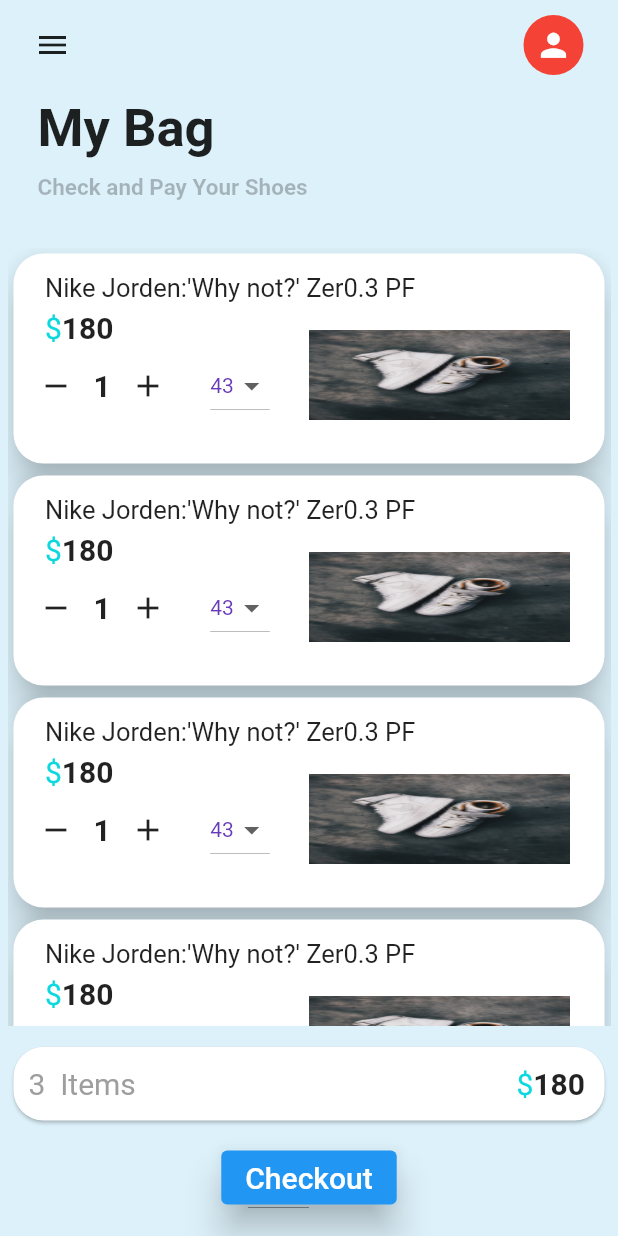
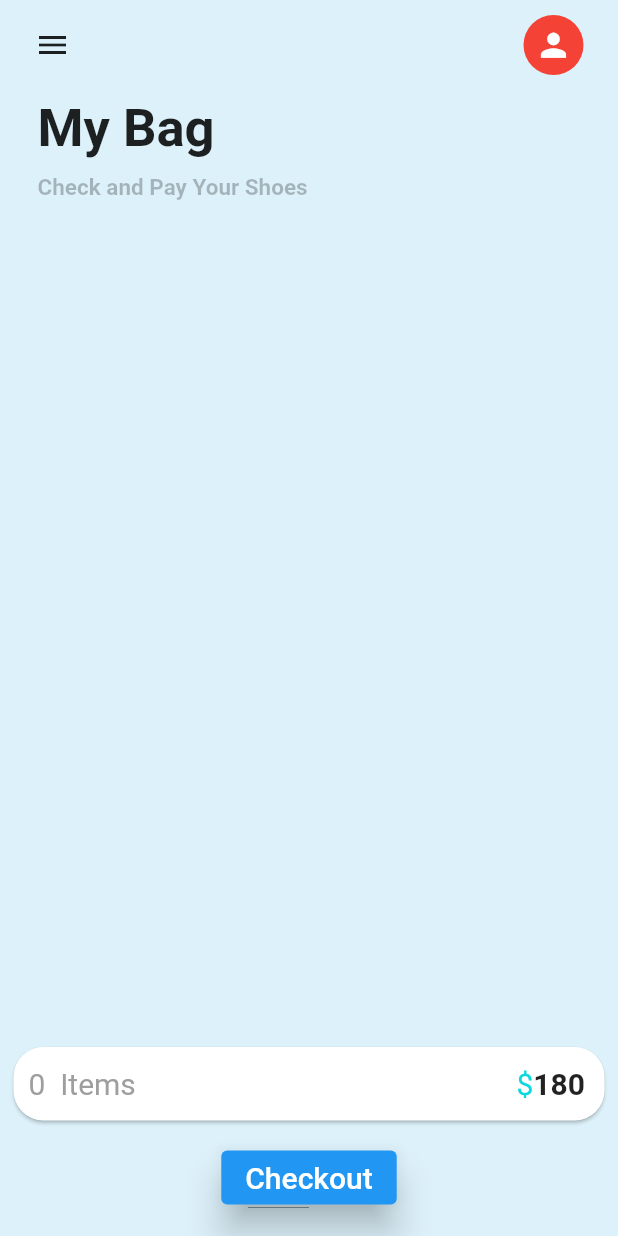
Before and after one commit to LilaKishan/Flutter_UI, a Flutter app: the CartPage screen opened directly, on a phone screen of 412 x 824 dp. Run offline on Flutter 3.47's test engine with Material 2 defaults, Android fonts, the phone set to English and light mode, and no system bars.

Commit message:
last commit

```diff
--- a/lib/cart_page.dart
+++ b/lib/cart_page.dart
@@ -2,19 +2,25 @@ import 'dart:ui';
 
 import 'package:flutter/material.dart';
 import 'package:shoping/first_page.dart';
+import 'package:shoping/constdata.dart';
 
 List<String> list1 = <String>['43', '44', '45', '46'];
 
 class CartPage extends StatefulWidget {
+  int? index, i;
+  CartPage([this.index, this.i]);
   @override
   State<CartPage> createState() => _CartPageState();
 }
 
 class _CartPageState extends State<CartPage> {
   String dropdownValue1 = list1.first;
-  int count = 1;
   @override
   Widget build(BuildContext context) {
+    int itemCount = 0;
+    for (var element in quantity.values) {
+      itemCount += element;
+    }
     return Scaffold(
       backgroundColor: Color.fromARGB(255, 221, 241, 250),
       body: SafeArea(
@@ -83,17 +89,9 @@ class _CartPageState extends State<CartPage> {
               child: Container(
                 child: Container(
                   padding: EdgeInsets.all(5),
-                  child: SingleChildScrollView(
-                    child: Column(
-                      children: [
-                        getCard(),
-                        getCard(),
-                        getCard(),
-                        getCard(),
-                        getCard(),
-                        getCard(),
-                      ],
-                    ),
+                  child: ListView.builder(
+                    itemCount: checkOut.length,
+                    itemBuilder: ((context, index) => getCard(index)),
                   ),
                 ),
               ),
@@ -116,7 +114,7 @@ class _CartPageState extends State<CartPage> {
                               //color: Colors.amber,
                               // height: 20,
                               child: Text(
-                                '3  Items',
+                                '${itemCount}  Items',
                                 textAlign: TextAlign.left,
                                 style:
                                     TextStyle(color: Colors.grey, fontSize: 20),
@@ -171,10 +169,13 @@ class _CartPageState extends State<CartPage> {
     );
   }
 
-  Widget getCard() {
-    return Card(
+  Widget getCard(int index) {
+    if (quantity[index] == null) quantity[index] = 1;
+    return quantity[index]! > 0
+        ? Card(
             elevation: 10,
-      shape: RoundedRectangleBorder(borderRadius: BorderRadius.circular(20)),
+            shape:
+                RoundedRectangleBorder(borderRadius: BorderRadius.circular(20)),
             child: Container(
               height: 120,
               padding: EdgeInsets.all(3),
@@ -187,7 +188,7 @@ class _CartPageState extends State<CartPage> {
                     width: double.infinity,
                     //color: Colors.green,
                     child: Text(
-                '''Nike Jorden:'Why not?' Zer0.3 PF''',
+                      description[index],
                       textAlign: TextAlign.left,
                       style: TextStyle(
                         fontSize: 17,
@@ -216,11 +217,12 @@ class _CartPageState extends State<CartPage> {
                                           '\$',
                                           style: TextStyle(
                                             fontSize: 20,
-                                      color: Color.fromARGB(255, 13, 216, 223),
+                                            color: Color.fromARGB(
+                                                255, 13, 216, 223),
                                           ),
                                         ),
                                         Text(
-                                    '180',
+                                          price[index],
                                           style: TextStyle(
                                               fontSize: 20,
                                               fontWeight: FontWeight.bold),
@@ -239,8 +241,9 @@ class _CartPageState extends State<CartPage> {
                                             child: InkWell(
                                               onTap: () {
                                                 setState(() {
-                                            if (count > 1) {
-                                              count--;
+                                                  if (quantity[index]! > 0) {
+                                                    quantity[index] =
+                                                        quantity[index]! - 1;
                                                   }
                                                 });
                                               },
@@ -255,10 +258,11 @@ class _CartPageState extends State<CartPage> {
                                               // color: Colors.blue,
                                               child: Text(
                                                 textAlign: TextAlign.center,
-                                          '$count',
+                                                '${quantity[index]}',
                                                 style: TextStyle(
                                                     fontSize: 20,
-                                              fontWeight: FontWeight.bold),
+                                                    fontWeight:
+                                                        FontWeight.bold),
                                               ),
                                             ),
                                           ),
@@ -267,7 +271,8 @@ class _CartPageState extends State<CartPage> {
                                               child: InkWell(
                                                 onTap: () {
                                                   setState(() {
-                                              count++;
+                                                    quantity[index] =
+                                                        quantity[index]! + 1;
                                                   });
                                                 },
                                                 child: Icon(
@@ -284,7 +289,8 @@ class _CartPageState extends State<CartPage> {
                                       child: Container(
                                         //color: Colors.red,
                                         child: Container(
-                                    alignment: AlignmentDirectional.center,
+                                          alignment:
+                                              AlignmentDirectional.center,
                                           //margin: EdgeInsets.only(left: 20),
                                           child: DropdownButton<String>(
                                             value: dropdownValue1,
@@ -322,7 +328,7 @@ class _CartPageState extends State<CartPage> {
                                 fit: BoxFit.fill,
                                 height: 60,
                                 alignment: AlignmentDirectional.topStart,
-                          'assets/images/gs2.jpg',
+                                imagepath[index],
                               ),
                             ),
                           ),
@@ -334,6 +340,10 @@ class _CartPageState extends State<CartPage> {
                 ],
               ),
             ),
+          )
+        : const SizedBox(
+            width: 0,
+            height: 0,
           );
   }
 }
--- /dev/null
+++ b/lib/constdata.dart
@@ -0,0 +1,15 @@
+List<String> price = ['250', '180', '230', '190'];
+List<String> description = [
+  '''Nike Jorden:'Why not?' Zer0.3 PF''',
+  'Nike Joyride CC3 Setter',
+  'Nike Jorden Aerospace 720',
+  'Nike Air Jorden Retro 7 SE'
+];
+List<String> imagepath = [
+  'assets/images/1.png',
+  'assets/images/2.png',
+  'assets/images/3.png',
+  'assets/images/4.png'
+];
+List<int> checkOut = [];
+Map<int, int> quantity = {};
--- a/lib/main.dart
+++ b/lib/main.dart
@@ -1,6 +1,5 @@
 import 'package:flutter/material.dart';
 import 'package:shoping/bottomnavigationbar.dart';
-import 'package:shoping/get_start_page.dart';
 
 void main() {
   runApp(const MyApp());
```
Also changed, not shown: lib/bottomnavigationbar.dart (+10 -5 lines), lib/description_page.dart (+32 -19 lines), lib/first_page.dart (+53 -51 lines), lib/get_start_page.dart (deleted, +0 -70 lines). Lines whose indentation alone changed are shown as unchanged.
